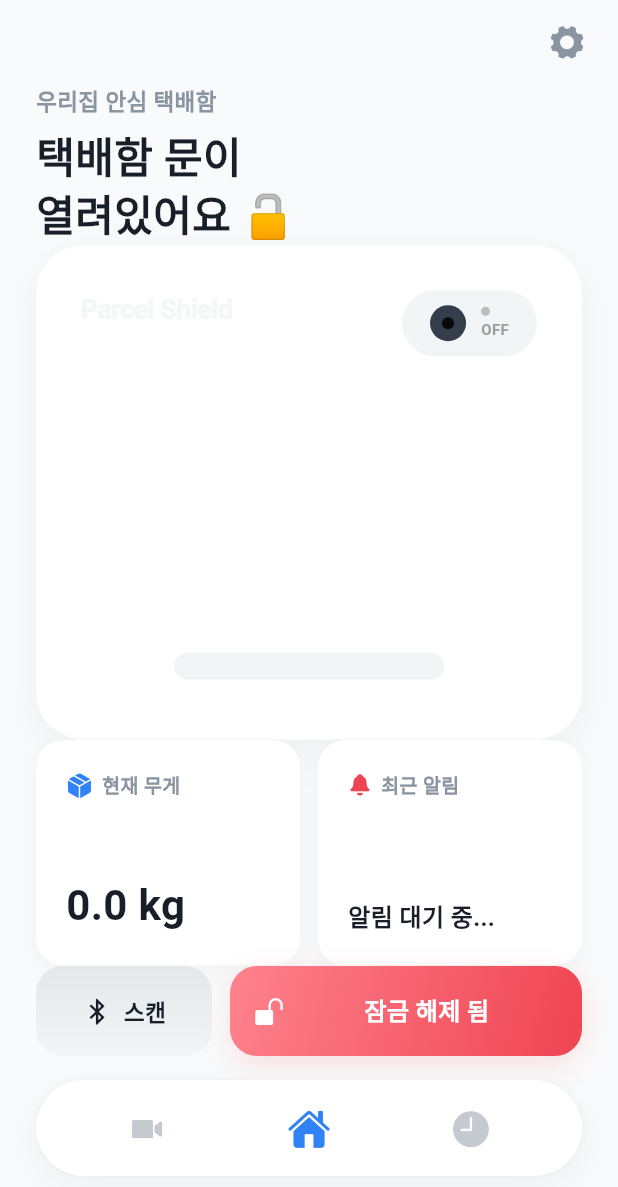
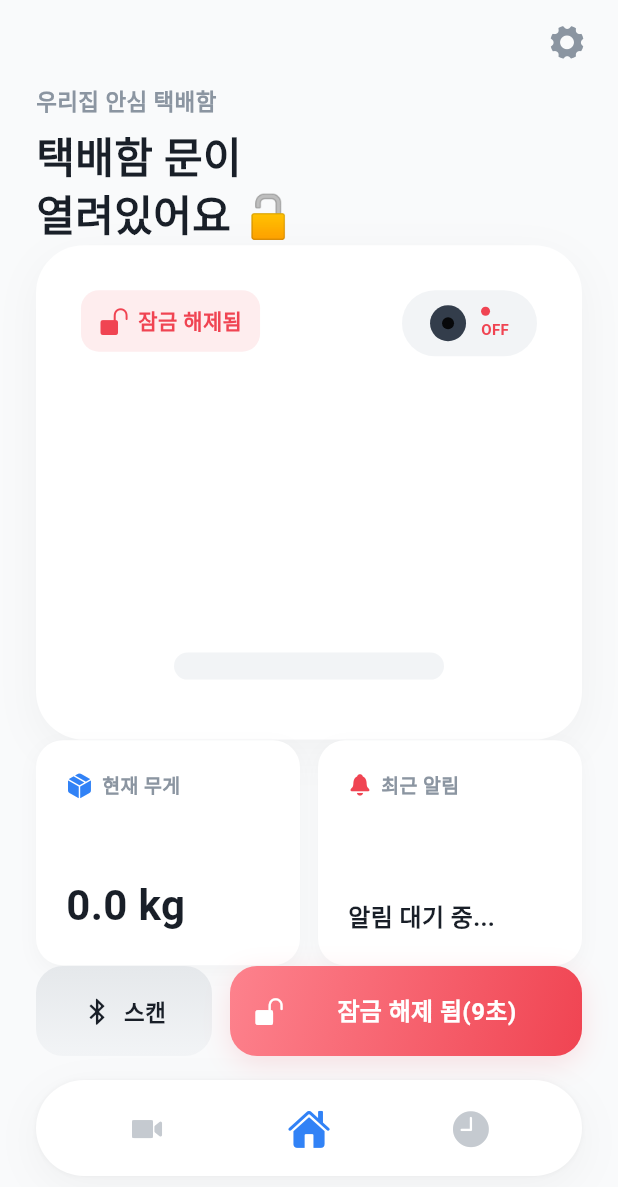
Before and after one commit to ksww1891/parcel_shield_app, a Flutter app: the screen it shows after launch, after a tap on "원격 잠금해제", on a phone screen of 412 x 824 dp. Shown: the top 1187 px of the screen. Run offline on Flutter 3.47's test engine with Material 3 defaults, Android fonts, the phone set to English and light mode, and no system bars; our stand-ins replace firebase_core, firebase_database, flutter_blue_plus, permission_handler; missing offline and left inert: mqtt_client; accounts and stored records are empty; Roboto replaces fonts that are missing (SF Pro Display).

Commit message:
feature: 잠금해제 몇 초 남았는지 확인 기능 추가, visualizer에도 잠금되어있는지 볼 수 있도록 박스 추가(closes #9)

```diff
--- a/lib/screens/home_screen.dart
+++ b/lib/screens/home_screen.dart
@@ -52,7 +52,8 @@ class _HomeScreenState extends State<HomeScreen> {
   final MqttService _mqttService = MqttService();
   final DatabaseReference _logsRef = FirebaseDatabase.instance.ref('device_logs/device_uuid_001');
   // 자동 잠금 타이머 변수 선언
-  Timer? _autoLockTimer;
+  Timer? _timer;
+  int remaintime = 30; // 자동 잠금까지 남은 시간 (초 단위)
 
   @override
   void initState() {
@@ -70,7 +71,8 @@ class _HomeScreenState extends State<HomeScreen> {
         if (mounted) {
           setState(() {
             currentWeight = (statusData['weight'] ?? 0.0).toDouble();
-            isCameraActive = statusData['cameraIsOn'] == 'true';
+            isCameraActive = statusData['isCameraOn'] == true;
+
             debugPrint('MQTT 상태 업데이트 - 무게: $currentWeight, 카메라: $isCameraActive');
             if(currentWeight > 0) {
               hasPackage = true;
@@ -129,14 +131,35 @@ class _HomeScreenState extends State<HomeScreen> {
     });
   }
 
+   void startTimer(){
+    _timer = Timer.periodic(Duration(seconds: 1), (timer){
+      setState(() {
+        if (remaintime > 0) {
+          remaintime--;  //남은 시간을 1초씩 줄인다
+        }
+        else{
+          if (mounted && isLocked == false) { // 앱 화면이 켜져있고, 아직 열려있는 상태라면
+          debugPrint('⏰ 30초 경과: 자동으로 다시 잠금 상태로 전환하고 MQTT 명령을 발행합니다.');
+
+          setState(() {
+            isLocked = true; // 다시 잠금 상태로 원복
+          });
+          _mqttService.publishLock(isLocked);
+        }
+          _timer?.cancel();  //시간이 0이되면 타이머 중지
+        }
+      });
+    });
+  }
+
   // 🌟 잠금 상태 업데이트 함수 (타이머 이용하는 자동 재잠금 로직 포함)
   void _updateLockStatus(bool newStatus) {
     // 👈 2. 기존 함수 내용을 지우고 아래의 '자동 재잠금 로직'이 결합된 코드로 덮어씌워 줍니다.
 
     // 혹시 이미 돌아가고 있는 자동 잠금 타이머가 있다면 초기화 (버튼을 연타했을 때 타이머 꼬임 방지)
-    _autoLockTimer?.cancel();
+    _timer?.cancel();
 
-    // 현재의 잠금 상태(isLocked)를 기반으로 MQTT 스위칭 신호 발행
+    //MQTT로 새로운 잠금 상태 발행
     _mqttService.publishLock(newStatus);
 
     setState(() {
@@ -147,17 +170,8 @@ class _HomeScreenState extends State<HomeScreen> {
     if (newStatus == false) {
       debugPrint('🔓 잠금 해제 감지: 30초 후 자동 재잠금 타이머를 시작합니다.');
 
-      _autoLockTimer = Timer(const Duration(seconds: 10), () {
-        // 30초가 지났을 때 실행될 코드 영역
-        if (mounted && isLocked == false) { // 앱 화면이 켜져있고, 아직 열려있는 상태라면
-          debugPrint('⏰ 30초 경과: 자동으로 다시 잠금 상태로 전환하고 MQTT 명령을 발행합니다.');
-
-          setState(() {
-            isLocked = true; // 다시 잠금 상태로 원복
-          });
-          _mqttService.publishLock(isLocked);
-        }
-      });
+      remaintime = 10; // 타이머 시작 전에 남은 시간을 30초로 초기화
+      startTimer(); // 남은 시간 카운트 시작
     }
   }
 
@@ -230,6 +244,7 @@ class _HomeScreenState extends State<HomeScreen> {
               child: PackageVisualizer(
                 hasPackage: hasPackage,
                 isCameraActive: isCameraActive,
+                isLocked: isLocked,
               ),
             ),
 
@@ -381,7 +396,7 @@ class _HomeScreenState extends State<HomeScreen> {
                               SizedBox(width: 8),
                               Expanded(
                                 child: Text(
-                                    isLocked ? "원격 잠금해제" : "잠금 해제 됨",
+                                    isLocked ? "원격 잠금해제" : "잠금 해제 됨($remaintime초)",
                                     textAlign: TextAlign.center,
                                     style: const TextStyle(fontSize: 16, fontWeight: FontWeight.w700, color: Colors.white)
                                 ),
@@ -403,7 +418,7 @@ class _HomeScreenState extends State<HomeScreen> {
   }
   @override
   void dispose() {
-    _autoLockTimer?.cancel(); // 자동 잠금 타이머가 있다면 해제
+    _timer?.cancel(); // 자동 잠금 타이머가 있다면 해제
     _mqttService.client.disconnect();
     _mqttService.dispose();
     super.dispose();
--- a/lib/widgets/package_visualizer.dart
+++ b/lib/widgets/package_visualizer.dart
@@ -11,11 +11,13 @@ const Color tossTextDark = Color(0xFF333D4B); // 진한 텍스트
 class PackageVisualizer extends StatefulWidget {
   final bool hasPackage;
   final bool isCameraActive;
+  final bool isLocked; // 🔑 상우님이 요청하신 잠금 상태 변수 추가
 
   const PackageVisualizer({
     super.key,
     required this.hasPackage,
     required this.isCameraActive,
+    required this.isLocked, // 생성자 필수값 추가
   });
 
   @override
@@ -32,7 +34,7 @@ class _PackageVisualizerState extends State<PackageVisualizer> with SingleTicker
     _blinkController = AnimationController(
       vsync: this,
       duration: const Duration(milliseconds: 800),
-    )..repeat(reverse: true);
+    );//.repeat(reverse: true);
 
     _opacityAnimation = Tween<double>(begin: 0.2, end: 1.0).animate(
       CurvedAnimation(parent: _blinkController, curve: Curves.easeIn),
@@ -55,7 +57,7 @@ class _PackageVisualizerState extends State<PackageVisualizer> with SingleTicker
         boxShadow: [
           // 🌟 토스 특유의 아주 은은하고 넓게 퍼지는 그림자
           BoxShadow(
-            color: Colors.black.withValues(alpha: 0.04),
+            color: Colors.black.withAlpha(10), // 기존 구버전 경고 차단용 최신 alpha 규격 적용
             blurRadius: 24,
             offset: const Offset(0, 8),
           )
@@ -63,20 +65,6 @@ class _PackageVisualizerState extends State<PackageVisualizer> with SingleTicker
       ),
       child: Stack(
         children: [
-          // 모델명 텍스트 (더 깔끔하게)
-          Positioned(
-            top: 30, left: 30,
-            child: Text(
-              "Parcel Shield",
-              style: TextStyle(
-                fontSize: 18,
-                fontWeight: FontWeight.w800,
-                color: tossBg.withValues(alpha: 0.8), // 아주 연하게 배경처럼
-                letterSpacing: -0.5,
-              ),
-            ),
-          ),
-
           // 📸 우측 상단: 카메라 모듈 (둥글고 깔끔한 알약 형태)
           Positioned(
             top: 30, right: 30,
@@ -112,7 +100,8 @@ class _PackageVisualizerState extends State<PackageVisualizer> with SingleTicker
                           width: 6, height: 6,
                           decoration: BoxDecoration(
                             shape: BoxShape.circle,
-                            color: widget.isCameraActive ? tossRed : Colors.grey.shade400,
+                            // 💡 카메라 상태 혹은 잠금해제 상태일 때 빨갛게 동기화되어 가시성 확보
+                            color: (widget.isCameraActive || !widget.isLocked) ? tossRed : Colors.grey.shade400,
                           ),
                         ),
                       ),
@@ -121,12 +110,54 @@ class _PackageVisualizerState extends State<PackageVisualizer> with SingleTicker
                         widget.isCameraActive ? "REC" : "OFF",
                         style: TextStyle(
                           fontSize: 10,
-                          color: widget.isCameraActive ? tossRed : Colors.grey.shade500,
+                          color: (widget.isCameraActive || !widget.isLocked) ? tossRed : Colors.grey.shade500,
                           fontWeight: FontWeight.bold,
                         ),
                       ),
                     ],
                   )
+                ],
+              ),
+            ),
+          ),
+
+          // 🔐 실시간 자물쇠 애니메이션 인디케이터 (Parcel Shield 텍스트 하단 배치)
+          Positioned(
+            top: 30, left: 30,
+
+            child: AnimatedContainer(
+              duration: const Duration(milliseconds: 400),
+              curve: Curves.easeInOut,
+              padding: const EdgeInsets.symmetric(horizontal: 12, vertical: 10),
+              decoration: BoxDecoration(
+                color: widget.isLocked ? tossSoftBlue : tossRed.withAlpha(25),
+                borderRadius: BorderRadius.circular(12),
+              ),
+              child: Row(
+                mainAxisSize: MainAxisSize.min,
+                children: [
+                  // 자물쇠 열림/닫힘 애니메이션 아이콘
+                  AnimatedSwitcher(
+                    duration: const Duration(milliseconds: 300),
+                    transitionBuilder: (Widget child, Animation<double> animation) {
+                      return ScaleTransition(scale: animation, child: child);
+                    },
+                    child: Icon(
+                      widget.isLocked ? CupertinoIcons.lock_fill : CupertinoIcons.lock_open_fill,
+                      key: ValueKey<bool>(widget.isLocked),
+                      size: 20,
+                      color: widget.isLocked ? tossBlue : tossRed,
+                    ),
+                  ),
+                  const SizedBox(width: 6),
+                  Text(
+                    widget.isLocked ? "보관함 잠김" : "잠금 해제됨",
+                    style: TextStyle(
+                      fontSize: 14,
+                      fontWeight: FontWeight.bold,
+                      color: widget.isLocked ? tossBlue : tossRed,
+                    ),
+                  ),
                 ],
               ),
             ),
```
